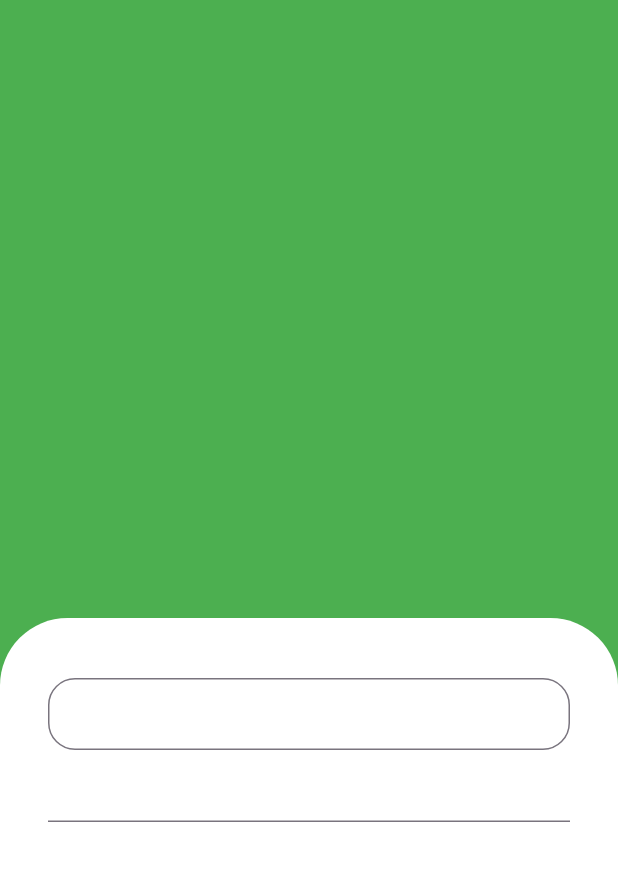
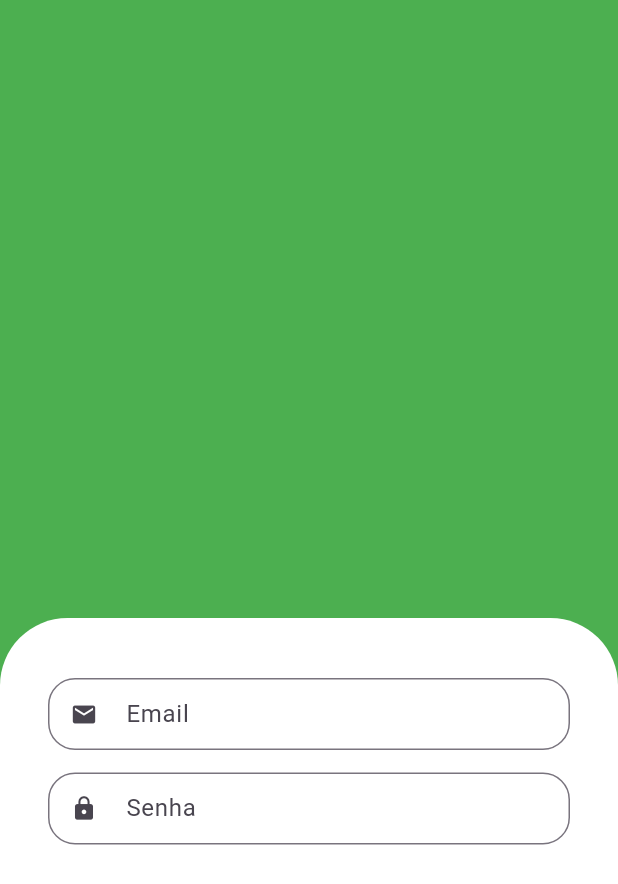
Before and after one commit to Crisley-dev/greengrocer, a Flutter app: the screen it shows after launch, on a phone screen of 412 x 824 dp. Shown: the top 884 px of the screen. Run offline on Flutter 3.47's test engine with Material 3 defaults, Android fonts, the phone set to English and light mode, and no system bars.

Commit message:
Criando component para textfield

```diff
--- /dev/null
+++ b/lib/src/auth/components/custom_text_field.dart
@@ -0,0 +1,29 @@
+import 'package:flutter/material.dart';
+
+class CustomTextField extends StatelessWidget {
+  final IconData icon;
+  final String label;
+  final bool isObscure;
+
+  const CustomTextField(
+      {super.key,
+      required this.icon,
+      required this.label,
+      this.isObscure = false});
+
+  @override
+  Widget build(BuildContext context) {
+    return Padding(
+      padding: const EdgeInsets.only(bottom: 15),
+      child: TextFormField(
+        obscureText: isObscure,
+        decoration: InputDecoration(
+            prefixIcon: Icon(icon),
+            labelText: label,
+            isDense: true,
+            border:
+                OutlineInputBorder(borderRadius: BorderRadius.circular(18))),
+      ),
+    );
+  }
+}
--- a/lib/src/auth/sign_in_screen.dart
+++ b/lib/src/auth/sign_in_screen.dart
@@ -1,4 +1,5 @@
 import 'package:flutter/material.dart';
+import 'package:greengrocer/src/auth/components/custom_text_field.dart';
 
 class SignInScreen extends StatelessWidget {
   const SignInScreen({super.key});
@@ -21,15 +22,17 @@ class SignInScreen extends StatelessWidget {
                   color: Colors.white,
                   borderRadius:
                       BorderRadius.vertical(top: Radius.circular(45))),
-              child: Column(
+              child: const Column(
                 children: [
-                  TextFormField(
-                    decoration: InputDecoration(
-                        isDense: true,
-                        border: OutlineInputBorder(
-                            borderRadius: BorderRadius.circular(18))),
+                  CustomTextField(
+                    icon: Icons.email,
+                    label: 'Email',
                   ),
-                  TextFormField()
+                  CustomTextField(
+                    icon: Icons.lock,
+                    label: 'Senha',
+                    isObscure: true,
+                  )
                 ],
               ),
             ),
```
